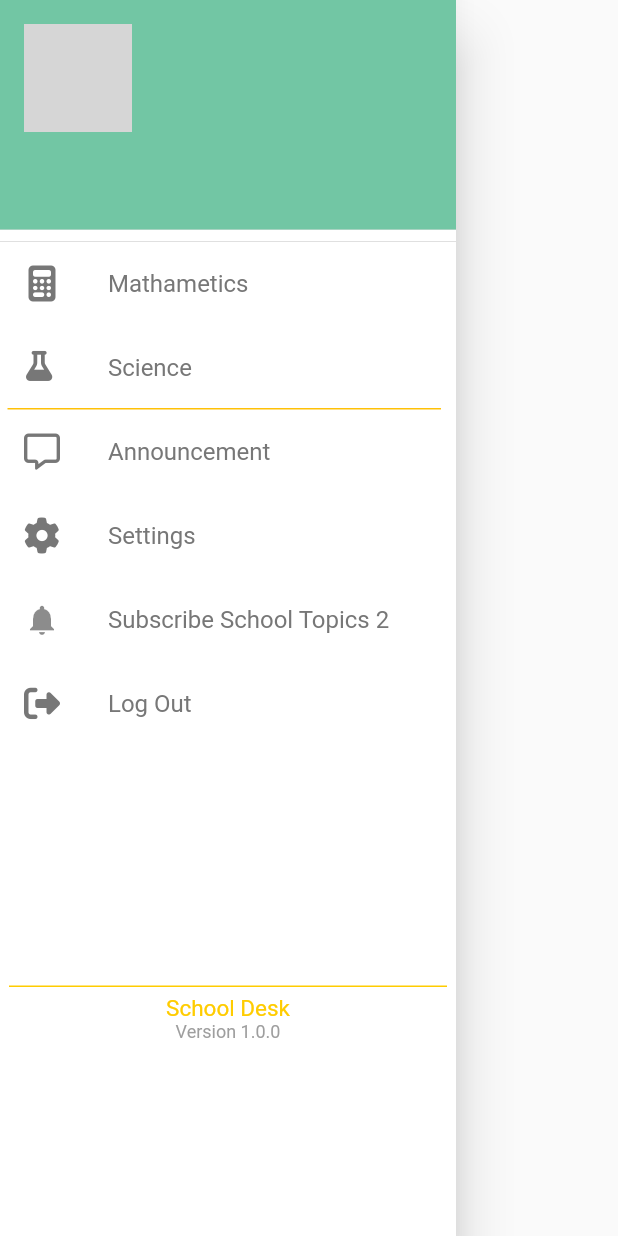
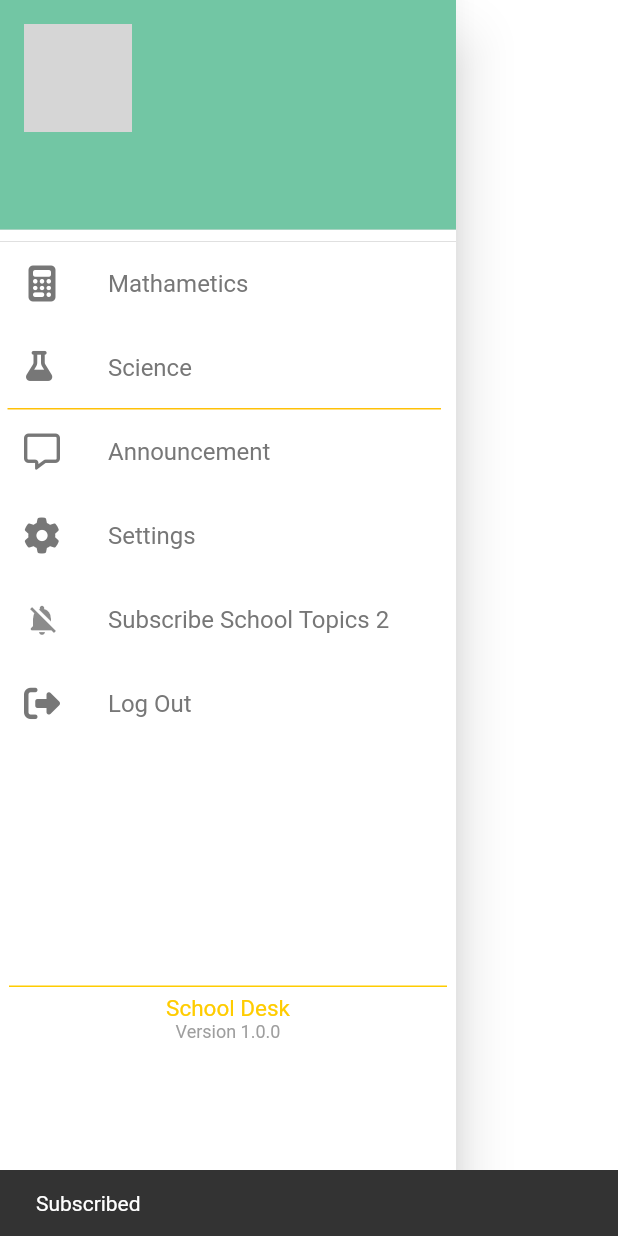
Before and after one commit to Bhavesh2397/School-Desk-Lite-2-verison, a Flutter app: the MyDrawer screen opened directly, after a tap on "Subscribe School Topics 2", on a phone screen of 412 x 824 dp. Run offline on Flutter 3.47's test engine with Material 2 defaults, Android fonts, the phone set to English and light mode, and no system bars; our stand-ins replace auto_size_text, awesome_notifications, bot_toast, device_info_plus, firebase_core, firebase_messaging and 9 more; missing offline and left inert: flutter_downloader, flutter_notification_channel, webview_cookie_manager; accounts and stored records are empty; network calls fail; Roboto replaces fonts that are missing (Kanit); key blocks and very long unbroken strings in the code were emptied for the run; grey boxes are pictures that could not be loaded.

Commit message:
done Sanckbar and change icon

```diff
--- a/lib/models/useraccounts.dart
+++ b/lib/models/useraccounts.dart
@@ -172,7 +172,7 @@ Future<UserAccount> createTokan(String userName, String password) async {
       hideLoader();
       Map<String, dynamic> jsondata = Map<String, dynamic>.from(
           json.decode(await response.stream.bytesToString()));
-
+print('dgfjngudfhugugfu  --> ${jsondata['profileURL'].toString()}');
       return UserAccount.fromJson(jsondata);
     }
     return userAccount;
--- a/lib/otp_login/get_otp.dart
+++ b/lib/otp_login/get_otp.dart
@@ -210,7 +210,7 @@ class _getOtpState extends State<getOtp> {
             style: GoogleFonts.kanit(color: Colors.white, fontSize: 18),
           ),
           style: ElevatedButton.styleFrom(
-              backgroundColor: Colors.amber,
+            //  backgroundColor: Colors.amber,
               elevation: 0,
               padding: EdgeInsets.all(12)),
         ),
--- a/lib/pages/SchoolDeskWebView.dart
+++ b/lib/pages/SchoolDeskWebView.dart
@@ -288,7 +288,8 @@ void SubscribeTopic1() async {
 /////////////Topic 2///////////////
 void SubscribeTopic2(bool isSubscribed) async {
   if (isSubscribed) {
-    const snackBar = SnackBar(content: Text('Subscribed'));
+
+   SnackBar(content: Text('Subscribed'));
 
       await FirebaseMessaging.instance
       .subscribeToTopic('SchoolDeskLite2')
--- a/lib/pages/drawer.dart
+++ b/lib/pages/drawer.dart
@@ -1,4 +1,5 @@
 // ignore_for_file: prefer_const_constructors, non_constant_identifier_names
+
 
 import 'package:flutter/material.dart';
 import 'package:flutter/services.dart';
@@ -17,8 +18,10 @@ class MyDrawer extends StatefulWidget {
   State<MyDrawer> createState() => _MyDrawerState();
 }
 
+
 class _MyDrawerState extends State<MyDrawer> {
  bool isSubscribed = true;
+ final GlobalKey<ScaffoldState> _scaffoldKey = GlobalKey<ScaffoldState>();
   var uContext = LocalStoredModel(
       token: '',
       appUserHash: '',
@@ -45,6 +48,7 @@ class _MyDrawerState extends State<MyDrawer> {
     await getUserContextData().then((pref) async {
       setState(() {
         uContext = pref;
+        print(uContext.profileURL);
       });
     });
     //await getUserContextData();
@@ -59,7 +63,15 @@ class _MyDrawerState extends State<MyDrawer> {
         systemNavigationBarDividerColor: Color.fromARGB(255, 255, 204, 0),
         systemNavigationBarColor: Color.fromARGB(255, 255, 204, 0),
         systemNavigationBarIconBrightness: Brightness.dark));
-    return Drawer(
+    return Scaffold(
+      key: _scaffoldKey,
+      backgroundColor: Colors.transparent,
+      body: InkWell(
+        onTap: (){
+          print('kigiof');
+        //  _scaffoldKey.currentState!.openEndDrawer();
+        },
+        child: Drawer(
           child: Container(
             color: Colors.white,
             child: ListView(
@@ -147,10 +159,9 @@ class _MyDrawerState extends State<MyDrawer> {
                 ),
                 // /SubscribeTopic1()
                 InkWell(
-
                   onTap: NotificationSubscribed,
                   child: ListTile(
-                leading: Icon( Icons.notifications),
+                    leading: Icon(isSubscribed == true? Icons.notifications: Icons.notifications_off_rounded),
                     title: Text(
                       'Subscribe School Topics 2',
                       textScaleFactor: 1,
@@ -210,23 +221,36 @@ class _MyDrawerState extends State<MyDrawer> {
               ],
             ),
           ),
+        ),
+      ),
     );
   }
 
   void NotificationSubscribed() {
     if (isSubscribed == true) {
-      SnackBar(content: Text('Subscribed'));
+      _scaffoldKey.currentState!.showSnackBar(SnackBar(
+          content: Text('Subscribed')
+      ));
+     // SnackBar(content: Text('Subscribed'));
       FontAwesomeIcons.bellSlash;
-
       isSubscribed = false;
       SubscribeTopic2(isSubscribed);
+      setState(() {});
+      print('1111');
     } else {
+      print('22222');
       isSubscribed = true;
       SubscribeTopic2(isSubscribed);
       FontAwesomeIcons.bell;
-    }
+      _scaffoldKey.currentState!.showSnackBar(SnackBar(
+          content: Text('UnSubscribed')
+      ));
       setState(() {
-      isSubscribed = !isSubscribed;
+
       });
     }
+    // setState(() {
+    //   isSubscribed = !isSubscribed;
+    // });
   }
+}
--- a/lib/pages/login.dart
+++ b/lib/pages/login.dart
@@ -104,6 +104,8 @@ class _LoginPageState extends State<LoginPage> {
           deviceId: '',
           fcmtoken: '',
           );
+      print('profileImage ----> ${userAccount.profileImage}');
+      print('profileImage ----> ${userAccount.profileURL}');
       lmodel.appUserHash = userAccount.appUserHash;
       lmodel.appUserId = userAccount.appUserId;
       lmodel.isAccountActive = true;
```
Also changed, not shown: pubspec.lock. Lines whose indentation alone changed are shown as unchanged.
